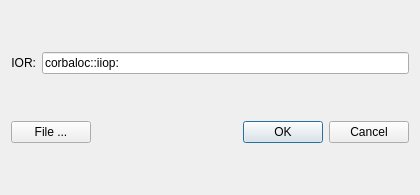
This is branches/oci_buschd_monitor_2010Jul22/tools/odds_monitor/RepoDialog.ui in OpenDDS/OpenDDS as Qt 5 draws it before an edit. The edited form follows.
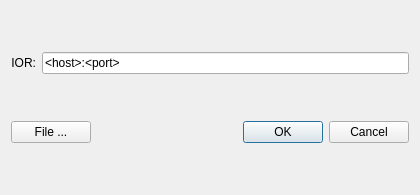
This is the edited form.

```diff
--- a/branches/oci_buschd_monitor_2010Jul22/tools/odds_monitor/RepoDialog.ui
+++ b/branches/oci_buschd_monitor_2010Jul22/tools/odds_monitor/RepoDialog.ui
@@ -47,7 +47,7 @@
      <item>
       <widget class="QLineEdit" name="iorLineEdit">
        <property name="text">
-        <string>corbaloc::iiop:</string>
+        <string>&lt;host&gt;:&lt;port&gt;</string>
        </property>
       </widget>
      </item>
```
